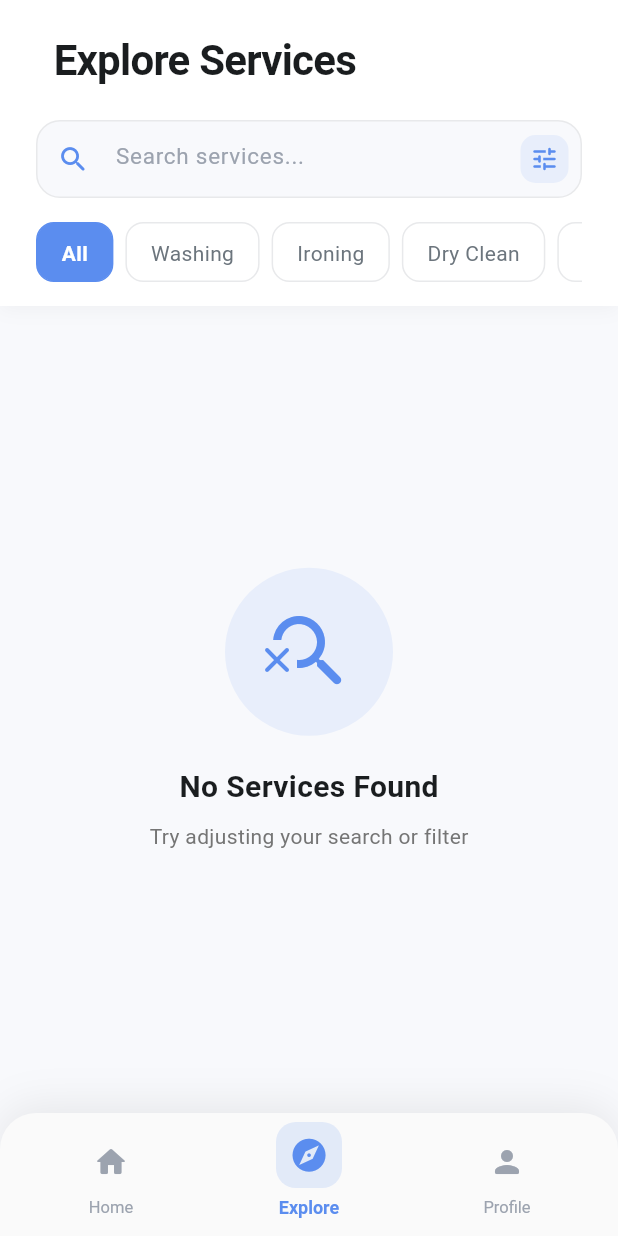
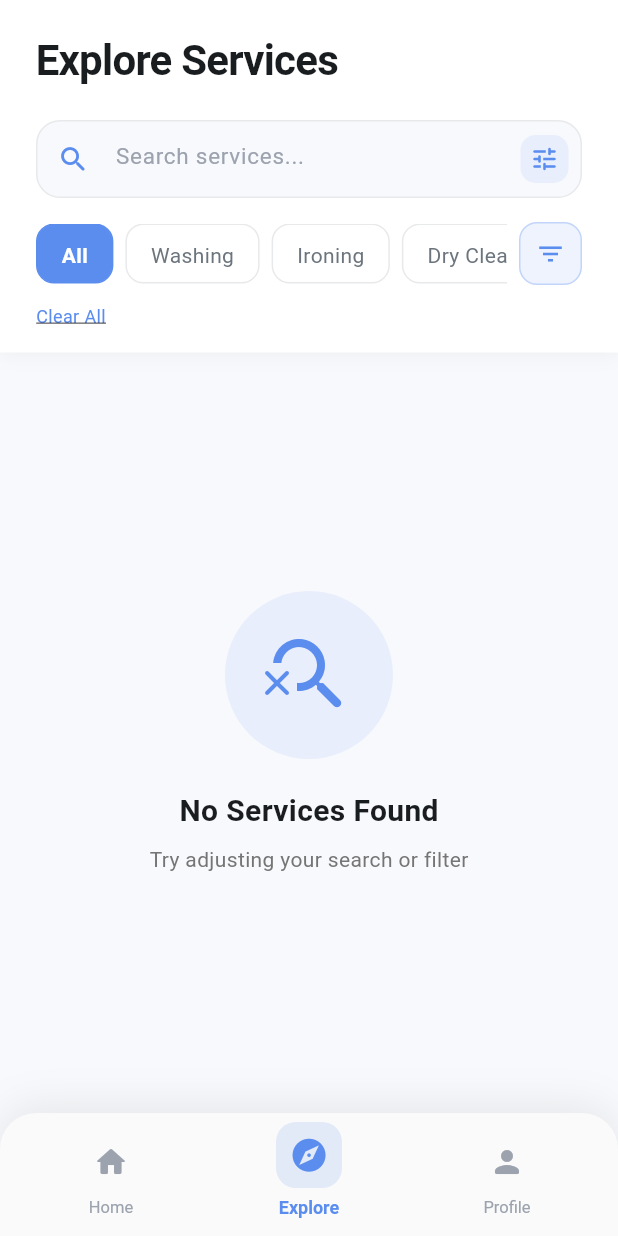
Before and after one commit to adhimmmm/laundry_app, a Flutter app: the screen it shows after launch, item 2 of the bottom bar chosen, on a phone screen of 412 x 824 dp. Run offline on Flutter 3.47's test engine with Material 3 defaults, Android fonts, the phone set to English and light mode, and no system bars; our stand-ins replace firebase_core, firebase_messaging, flutter_local_notifications, flutter_map, geolocator, get and 7 more; accounts and stored records are empty.

Commit message:
update search pattern

```diff
--- a/lib/app/modules/explore/views/explore_view.dart
+++ b/lib/app/modules/explore/views/explore_view.dart
@@ -4,7 +4,6 @@ import '../controllers/explore_controller.dart';
 
 class ExploreView extends GetView<ExploreController> {
   const ExploreView({super.key});
-
 
   @override
   Widget build(BuildContext context) {
@@ -19,155 +18,96 @@ class ExploreView extends GetView<ExploreController> {
               padding: const EdgeInsets.fromLTRB(24, 20, 24, 16),
               decoration: BoxDecoration(
                 color: isDark ? const Color(0xFF1E1E1E) : Colors.white,
-                boxShadow: [
-                  BoxShadow(
-                    color: Colors.black.withOpacity(isDark ? 0.3 : 0.04),
-                    blurRadius: 10,
-                    offset: const Offset(0, 2),
-                  ),
-                ],
+                boxShadow: [BoxShadow(color: Colors.black.withOpacity(isDark ? 0.3 : 0.04), blurRadius: 10, offset: const Offset(0, 2))],
               ),
               child: Column(
                 crossAxisAlignment: CrossAxisAlignment.start,
                 children: [
+                  Text('Explore Services', style: TextStyle(fontSize: 28, fontWeight: FontWeight.bold, color: isDark ? Colors.white : const Color(0xFF1A1D1F), letterSpacing: -0.5)),
+                  const SizedBox(height: 20),
+                  _searchBar(isDark),
+                  const SizedBox(height: 16),
+                  Obx(() => controller.recentSearches.isNotEmpty
+                      ? Column(
+                          crossAxisAlignment: CrossAxisAlignment.start,
+                          children: [
+                            Text('Recent Searches', style: TextStyle(fontSize: 12, color: Colors.grey[500])),
+                            const SizedBox(height: 8),
+                            SizedBox(
+                              height: 32,
+                              child: ListView.builder(
+                                scrollDirection: Axis.horizontal,
+                                itemCount: controller.recentSearches.length,
+                                itemBuilder: (_, i) => GestureDetector(
+                                  onTap: () => controller.selectRecentSearch(controller.recentSearches[i]),
+                                  child: Container(
+                                    margin: const EdgeInsets.only(right: 8),
+                                    padding: const EdgeInsets.symmetric(horizontal: 12, vertical: 6),
+                                    decoration: BoxDecoration(color: const Color(0xFF5B8DEF).withOpacity(0.15), borderRadius: BorderRadius.circular(8)),
+                                    child: Text(controller.recentSearches[i], style: const TextStyle(fontSize: 12)),
+                                  ),
+                                ),
+                              ),
+                            ),
+                            const SizedBox(height: 12),
+                          ],
+                        )
+                      : const SizedBox.shrink()),
                   Row(
                     children: [
-                      const SizedBox(width: 12),
-                      Text(
-                        'Explore Services',
-                        style: TextStyle(
-                          fontSize: 28,
-                          fontWeight: FontWeight.bold,
-                          color: isDark ? Colors.white : const Color(0xFF1A1D1F),
-                          letterSpacing: -0.5,
+                      Expanded(
+                        child: SizedBox(
+                          height: 40,
+                          child: ListView(
+                            scrollDirection: Axis.horizontal,
+                            children: [
+                              _filterChip('All', 'all', isDark),
+                              const SizedBox(width: 8),
+                              _filterChip('Washing', 'washing', isDark),
+                              const SizedBox(width: 8),
+                              _filterChip('Ironing', 'ironing', isDark),
+                              const SizedBox(width: 8),
+                              _filterChip('Dry Clean', 'dry clean', isDark),
+                              const SizedBox(width: 8),
+                              _filterChip('Carpet', 'carpet', isDark),
+                              const SizedBox(width: 8),
+                              _filterChip('Shoe', 'shoe', isDark),
+                            ],
+                          ),
+                        ),
+                      ),
+                      const SizedBox(width: 8),
+                      GestureDetector(
+                        onTap: () => _showFilterOverlay(context, isDark),
+                        child: Container(
+                          padding: const EdgeInsets.all(10),
+                          decoration: BoxDecoration(color: const Color(0xFF5B8DEF).withOpacity(0.1), borderRadius: BorderRadius.circular(12), border: Border.all(color: const Color(0xFF5B8DEF).withOpacity(0.3))),
+                          child: const Icon(Icons.filter_list, color: Color(0xFF5B8DEF), size: 20),
                         ),
                       ),
                     ],
                   ),
-                  const SizedBox(height: 20),
-                  Obx(() => Container(
-                    height: 52,
-                    decoration: BoxDecoration(
-                      color: isDark ? const Color(0xFF2C2C2C) : const Color(0xFFF8F9FC),
-                      borderRadius: BorderRadius.circular(16),
-                      border: Border.all(
-                        color: isDark ? const Color(0xFF3A3A3A) : const Color(0xFFE8E9EB),
-                      ),
-                    ),
-                    child: TextField(
-                      onChanged: (value) {
-                        controller.searchServices(value);
-                      },
-                      style: TextStyle(
-                        color: isDark ? Colors.white : const Color(0xFF1A1D1F),
-                      ),
-                      decoration: InputDecoration(
-                        hintText: 'Search services...',
-                        hintStyle: TextStyle(
-                          color: isDark ? Colors.grey[500] : const Color(0xFF9CA3AF),
-                          fontSize: 15,
-                        ),
-                        prefixIcon: const Icon(
-                          Icons.search_rounded,
-                          color: Color(0xFF5B8DEF),
-                          size: 22,
-                        ),
-                        suffixIcon: controller.isLoading.value
-                            ? Container(
-                                margin: const EdgeInsets.all(14),
-                                width: 20,
-                                height: 20,
-                                child: const CircularProgressIndicator(
-                                  strokeWidth: 2,
-                                  color: Color(0xFF5B8DEF),
-                                ),
-                              )
-                            : Container(
-                                margin: const EdgeInsets.all(8),
-                                decoration: BoxDecoration(
-                                  color: const Color(0xFF5B8DEF).withOpacity(0.1),
-                                  borderRadius: BorderRadius.circular(10),
-                                ),
-                                child: const Icon(
-                                  Icons.tune_rounded,
-                                  color: Color(0xFF5B8DEF),
-                                  size: 20,
-                                ),
-                              ),
-                        border: InputBorder.none,
-                        contentPadding: const EdgeInsets.symmetric(
-                          horizontal: 16,
-                          vertical: 16,
-                        ),
-                      ),
-                    ),
-                  )),
-                  const SizedBox(height: 16),
-                  SizedBox(
-                    height: 40,
-                    child: ListView(
-                      scrollDirection: Axis.horizontal,
-                      children: [
-                        _filterChip('All', true, isDark),
-                        const SizedBox(width: 8),
-                        _filterChip('Washing', false, isDark),
-                        const SizedBox(width: 8),
-                        _filterChip('Ironing', false, isDark),
-                        const SizedBox(width: 8),
-                        _filterChip('Dry Clean', false, isDark),
-                        const SizedBox(width: 8),
-                        _filterChip('Carpet', false, isDark),
-                        const SizedBox(width: 8),
-                        _filterChip('Shoe', false, isDark),
-                      ],
-                    ),
+                  const SizedBox(height: 12),
+                  GestureDetector(
+                    onTap: () => controller.clearAllFilters(),
+                    child: Text('Clear All', style: TextStyle(fontSize: 12, color: const Color(0xFF5B8DEF), decoration: TextDecoration.underline)),
                   ),
                 ],
               ),
             ),
             Expanded(
               child: Obx(() {
-                if (controller.isLoading.value) {
-                  return const Center(
-                    child: CircularProgressIndicator(
-                      color: Color(0xFF5B8DEF),
-                    ),
-                  );
-                }
+                if (controller.isLoading.value) return const Center(child: CircularProgressIndicator(color: Color(0xFF5B8DEF)));
                 if (controller.services.isEmpty) {
                   return Center(
                     child: Column(
                       mainAxisAlignment: MainAxisAlignment.center,
                       children: [
-                        Container(
-                          padding: const EdgeInsets.all(24),
-                          decoration: BoxDecoration(
-                            color: const Color(0xFF5B8DEF).withOpacity(0.1),
-                            shape: BoxShape.circle,
-                          ),
-                          child: const Icon(
-                            Icons.search_off_rounded,
-                            size: 64,
-                            color: Color(0xFF5B8DEF),
-                          ),
-                        ),
+                        Container(padding: const EdgeInsets.all(24), decoration: BoxDecoration(color: const Color(0xFF5B8DEF).withOpacity(0.1), shape: BoxShape.circle), child: const Icon(Icons.search_off_rounded, size: 64, color: Color(0xFF5B8DEF))),
                         const SizedBox(height: 20),
-                        Text(
-                          'No Services Found',
-                          style: TextStyle(
-                            fontSize: 20,
-                            fontWeight: FontWeight.bold,
-                            color: isDark ? Colors.white : const Color(0xFF1A1D1F),
-                          ),
-                        ),
+                        Text('No Services Found', style: TextStyle(fontSize: 20, fontWeight: FontWeight.bold, color: isDark ? Colors.white : const Color(0xFF1A1D1F))),
                         const SizedBox(height: 8),
-                        Text(
-                          'Try adjusting your search or filter',
-                          style: TextStyle(
-                            fontSize: 14,
-                            color: isDark ? Colors.grey[400] : Colors.grey[600],
-                          ),
-                        ),
+                        Text('Try adjusting your search or filter', style: TextStyle(fontSize: 14, color: isDark ? Colors.grey[400] : Colors.grey[600])),
                       ],
                     ),
                   );
@@ -175,16 +115,8 @@ class ExploreView extends GetView<ExploreController> {
                 return GridView.builder(
                   padding: const EdgeInsets.all(24),
                   itemCount: controller.services.length,
-                  gridDelegate: const SliverGridDelegateWithFixedCrossAxisCount(
-                    crossAxisCount: 2,
-                    crossAxisSpacing: 16,
-                    mainAxisSpacing: 16,
-                    childAspectRatio: 0.85,
-                  ),
-                  itemBuilder: (context, index) {
-                    final item = controller.services[index];
-                    return _serviceCard(item, isDark);
-                  },
+                  gridDelegate: const SliverGridDelegateWithFixedCrossAxisCount(crossAxisCount: 2, crossAxisSpacing: 16, mainAxisSpacing: 16, childAspectRatio: 0.85),
+                  itemBuilder: (_, i) => _serviceCard(controller.services[i], isDark),
                 );
               }),
             ),
@@ -194,88 +126,81 @@ class ExploreView extends GetView<ExploreController> {
     );
   }
 
-  Widget _filterChip(String label, bool isSelected, bool isDark) {
-    return GestureDetector(
-      onTap: () {
-        controller.filterByCategory(label);
-      },
-      child: Container(
-        padding: const EdgeInsets.symmetric(horizontal: 16, vertical: 10),
-        decoration: BoxDecoration(
-          color: isSelected
-              ? const Color(0xFF5B8DEF)
-              : isDark
-                  ? const Color(0xFF2C2C2C)
-                  : Colors.white,
-          borderRadius: BorderRadius.circular(12),
-          border: Border.all(
-            color: isSelected
-                ? const Color(0xFF5B8DEF)
-                : isDark
-                    ? const Color(0xFF3A3A3A)
-                    : const Color(0xFFE8E9EB),
+  Widget _searchBar(bool isDark) {
+    return Container(
+      height: 52,
+      decoration: BoxDecoration(
+        color: isDark ? const Color(0xFF2C2C2C) : const Color(0xFFF8F9FC),
+        borderRadius: BorderRadius.circular(16),
+        border: Border.all(color: isDark ? const Color(0xFF3A3A3A) : const Color(0xFFE8E9EB)),
+      ),
+      child: TextField(
+        onChanged: (value) => controller.searchServices(value),
+        style: TextStyle(color: isDark ? Colors.white : const Color(0xFF1A1D1F)),
+        decoration: InputDecoration(
+          hintText: 'Search services...',
+          hintStyle: TextStyle(color: isDark ? Colors.grey[500] : const Color(0xFF9CA3AF), fontSize: 15),
+          prefixIcon: const Icon(Icons.search_rounded, color: Color(0xFF5B8DEF), size: 22),
+          suffixIcon: PopupMenuButton<String>(
+            onSelected: (value) => controller.sortServices(value),
+            itemBuilder: (BuildContext context) => [
+              const PopupMenuItem(value: 'name', child: Text('Sort by Name')),
+              const PopupMenuItem(value: 'price_asc', child: Text('Price: Low to High')),
+              const PopupMenuItem(value: 'price_desc', child: Text('Price: High to Low')),
+            ],
+            child: Container(
+              margin: const EdgeInsets.all(8),
+              decoration: BoxDecoration(color: const Color(0xFF5B8DEF).withOpacity(0.1), borderRadius: BorderRadius.circular(10)),
+              child: const Icon(Icons.tune_rounded, color: Color(0xFF5B8DEF), size: 20),
+            ),
           ),
-        ),
-        child: Text(
-          label,
-          style: TextStyle(
-            color: isSelected
-                ? Colors.white
-                : isDark
-                    ? Colors.grey[300]
-                    : const Color(0xFF6C757D),
-            fontWeight: isSelected ? FontWeight.w600 : FontWeight.normal,
-            fontSize: 14,
-          ),
+          border: InputBorder.none,
+          contentPadding: const EdgeInsets.symmetric(horizontal: 16, vertical: 16),
         ),
       ),
     );
   }
 
+  Widget _filterChip(String label, String value, bool isDark) {
+    return Obx(() {
+      final isSelected = controller.selectedFilter.value == value;
+      return GestureDetector(
+        onTap: () => controller.filterByCategory(value),
+        child: Container(
+          padding: const EdgeInsets.symmetric(horizontal: 16, vertical: 10),
+          decoration: BoxDecoration(
+            color: isSelected ? const Color(0xFF5B8DEF) : isDark ? const Color(0xFF2C2C2C) : Colors.white,
+            borderRadius: BorderRadius.circular(12),
+            border: Border.all(color: isSelected ? const Color(0xFF5B8DEF) : isDark ? const Color(0xFF3A3A3A) : const Color(0xFFE8E9EB)),
+          ),
+          child: Text(label, style: TextStyle(color: isSelected ? Colors.white : isDark ? Colors.grey[300] : const Color(0xFF6C757D), fontWeight: isSelected ? FontWeight.w600 : FontWeight.normal, fontSize: 14)),
+        ),
+      );
+    });
+  }
+
   Widget _serviceCard(Map<String, dynamic> item, bool isDark) {
     return GestureDetector(
-      onTap: () {
-        Get.toNamed(
-          '/popular-services-detail',
-          arguments: item,
-        );
-      },
+      onTap: () => Get.toNamed('/popular-services-detail', arguments: item),
       child: Container(
         decoration: BoxDecoration(
           color: isDark ? const Color(0xFF1E1E1E) : Colors.white,
           borderRadius: BorderRadius.circular(20),
-          border: Border.all(
-            color: isDark ? const Color(0xFF3A3A3A) : const Color(0xFFF1F3F5),
-          ),
-          boxShadow: [
-            BoxShadow(
-              color: Colors.black.withOpacity(isDark ? 0.3 : 0.04),
-              blurRadius: 10,
-              offset: const Offset(0, 2),
-            ),
-          ],
+          border: Border.all(color: isDark ? const Color(0xFF3A3A3A) : const Color(0xFFF1F3F5)),
+          boxShadow: [BoxShadow(color: Colors.black.withOpacity(isDark ? 0.3 : 0.04), blurRadius: 10, offset: const Offset(0, 2))],
         ),
         child: Column(
           crossAxisAlignment: CrossAxisAlignment.start,
           children: [
             Expanded(
               child: ClipRRect(
-                borderRadius: const BorderRadius.vertical(
-                  top: Radius.circular(20),
-                ),
+                borderRadius: const BorderRadius.vertical(top: Radius.circular(20)),
                 child: Image.network(
                   item['image_url'] ?? '',
                   width: double.infinity,
                   height: double.infinity,
                   fit: BoxFit.cover,
-                  errorBuilder: (_, __, ___) => Container(
-                    color: const Color(0xFF5B8DEF).withOpacity(0.1),
-                    child: const Icon(
-                      Icons.local_laundry_service_rounded,
-                      size: 48,
-                      color: Color(0xFF5B8DEF),
-                    ),
-                  ),
+                  errorBuilder: (_, __, ___) => Container(color: const Color(0xFF5B8DEF).withOpacity(0.1), child: const Icon(Icons.local_laundry_service_rounded, size: 48, color: Color(0xFF5B8DEF))),
                 ),
               ),
             ),
@@ -284,25 +209,9 @@ class ExploreView extends GetView<ExploreController> {
               child: Column(
                 crossAxisAlignment: CrossAxisAlignment.start,
                 children: [
-                  Text(
-                    item['name'] ?? '-',
-                    maxLines: 2,
-                    overflow: TextOverflow.ellipsis,
-                    style: TextStyle(
-                      fontWeight: FontWeight.bold,
-                      fontSize: 15,
-                      color: isDark ? Colors.white : const Color(0xFF1A1D1F),
-                    ),
-                  ),
+                  Text(item['name'] ?? '-', maxLines: 2, overflow: TextOverflow.ellipsis, style: TextStyle(fontWeight: FontWeight.bold, fontSize: 15, color: isDark ? Colors.white : const Color(0xFF1A1D1F))),
                   const SizedBox(height: 8),
-                  Text(
-                    item['price'] ?? '',
-                    style: const TextStyle(
-                      fontWeight: FontWeight.bold,
-                      fontSize: 16,
-                      color: Color(0xFF5B8DEF),
-                    ),
-                  ),
+                  Text(item['price'] ?? '', style: const TextStyle(fontWeight: FontWeight.bold, fontSize: 16, color: Color(0xFF5B8DEF))),
                 ],
               ),
             ),
@@ -311,4 +220,96 @@ class ExploreView extends GetView<ExploreController> {
       ),
     );
   }
+
+  void _showFilterOverlay(BuildContext context, bool isDark) {
+    showModalBottomSheet(
+      context: context,
+      backgroundColor: isDark ? const Color(0xFF1E1E1E) : Colors.white,
+      shape: const RoundedRectangleBorder(borderRadius: BorderRadius.vertical(top: Radius.circular(24))),
+      builder: (_) => Container(
+        padding: const EdgeInsets.all(24),
+        child: Column(
+          mainAxisSize: MainAxisSize.min,
+          crossAxisAlignment: CrossAxisAlignment.start,
+          children: [
+            Row(
+              mainAxisAlignment: MainAxisAlignment.spaceBetween,
+              children: [
+                Text('Advanced Filters', style: TextStyle(fontSize: 18, fontWeight: FontWeight.bold, color: isDark ? Colors.white : const Color(0xFF1A1D1F))),
+                GestureDetector(onTap: () => Navigator.pop(context), child: Icon(Icons.close, color: isDark ? Colors.white : const Color(0xFF1A1D1F))),
+              ],
+            ),
+            const SizedBox(height: 20),
+            Text('Service Category', style: TextStyle(fontSize: 14, fontWeight: FontWeight.w600, color: isDark ? Colors.white : const Color(0xFF1A1D1F))),
+            const SizedBox(height: 12),
+            ..._buildFilterOptions(['washing', 'ironing', 'dry clean', 'carpet', 'shoe'], isDark),
+            const SizedBox(height: 20),
+            Row(
+              children: [
+                Expanded(
+                  child: GestureDetector(
+                    onTap: () {
+                      controller.selectedFilters.clear();
+                      controller.applyFilters();
+                      Navigator.pop(context);
+                    },
+                    child: Container(
+                      padding: const EdgeInsets.symmetric(vertical: 12),
+                      decoration: BoxDecoration(border: Border.all(color: const Color(0xFF5B8DEF)), borderRadius: BorderRadius.circular(12)),
+                      child: const Text('Reset', textAlign: TextAlign.center, style: TextStyle(color: Color(0xFF5B8DEF), fontWeight: FontWeight.w600)),
+                    ),
+                  ),
+                ),
+                const SizedBox(width: 12),
+                Expanded(
+                  child: GestureDetector(
+                    onTap: () => Navigator.pop(context),
+                    child: Container(
+                      padding: const EdgeInsets.symmetric(vertical: 12),
+                      decoration: BoxDecoration(color: const Color(0xFF5B8DEF), borderRadius: BorderRadius.circular(12)),
+                      child: const Text('Apply', textAlign: TextAlign.center, style: TextStyle(color: Colors.white, fontWeight: FontWeight.w600)),
+                    ),
+                  ),
+                ),
+              ],
+            ),
+          ],
+        ),
+      ),
+    );
+  }
+
+  List<Widget> _buildFilterOptions(List<String> categories, bool isDark) {
+    return categories.map((cat) {
+      return StatefulBuilder(
+        builder: (context, setState) {
+          return GestureDetector(
+            onTap: () {
+              controller.toggleMultiFilter(cat);
+              setState(() {});
+            },
+            child: Padding(
+              padding: const EdgeInsets.symmetric(vertical: 8),
+              child: Row(
+                children: [
+                  Container(
+                    width: 20,
+                    height: 20,
+                    decoration: BoxDecoration(
+                      border: Border.all(color: const Color(0xFF5B8DEF)),
+                      borderRadius: BorderRadius.circular(4),
+                      color: controller.selectedFilters.contains(cat) ? const Color(0xFF5B8DEF) : Colors.transparent,
+                    ),
+                    child: controller.selectedFilters.contains(cat) ? const Icon(Icons.check, size: 16, color: Colors.white) : null,
+                  ),
+                  const SizedBox(width: 12),
+                  Text(cat.toUpperCase(), style: TextStyle(fontSize: 14, color: isDark ? Colors.white : const Color(0xFF1A1D1F))),
+                ],
+              ),
+            ),
+          );
+        },
+      );
+    }).toList();
+  }
 }
```
Also changed, not shown: lib/app/modules/explore/controllers/explore_controller.dart (+87 -67 lines).
